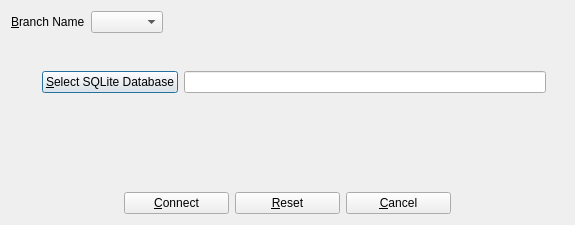
The window that UI/biblioteq_branch_s.ui (textbrowser/biblioteq) describes before a commit, drawn with Qt 5.
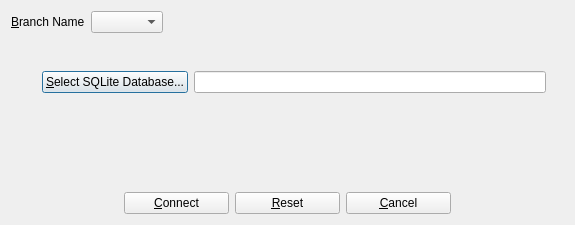
The same window after the commit. Icons and pictures are not drawn.

Commit message: Denote widgets that launch windows.

Diff of the .ui file:
```diff
--- a/UI/biblioteq_branch_s.ui
+++ b/UI/biblioteq_branch_s.ui
@@ -84,7 +84,7 @@
           <item>
            <widget class="QPushButton" name="fileButton">
             <property name="text">
-             <string>&amp;Select SQLite Database</string>
+             <string>&amp;Select SQLite Database...</string>
             </property>
            </widget>
           </item>
```
The commit also changes 2 other files.
